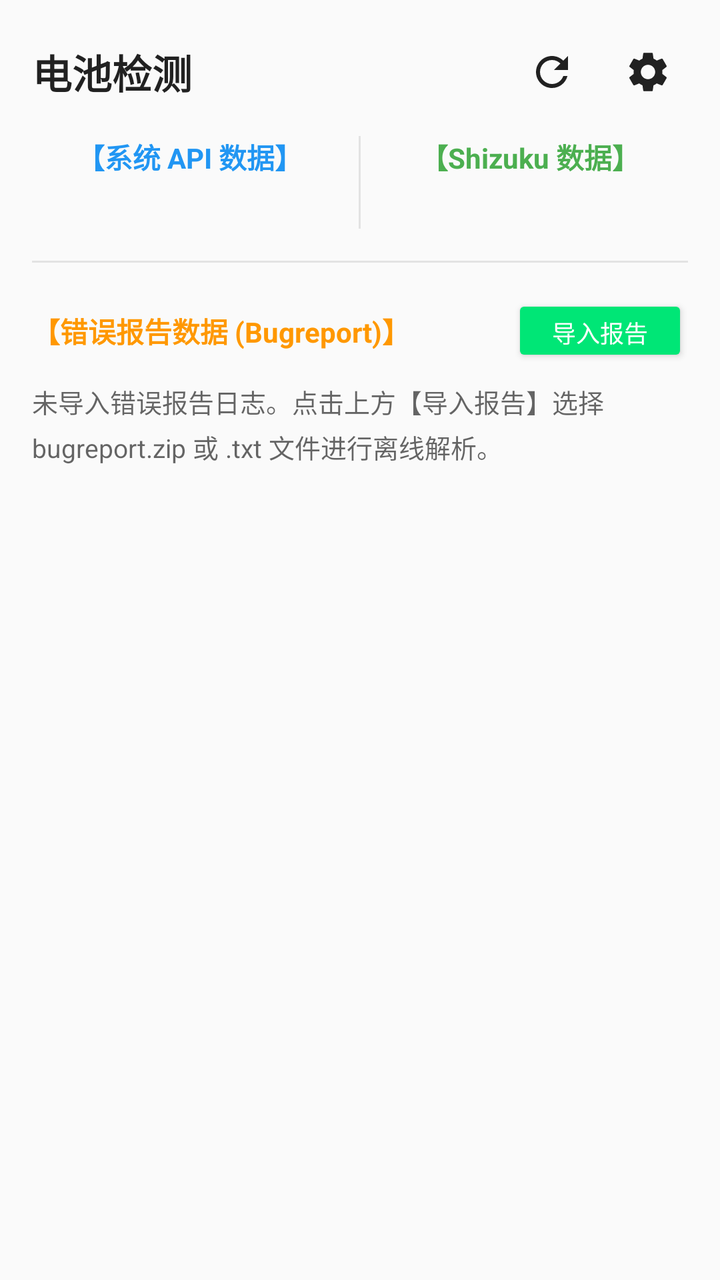
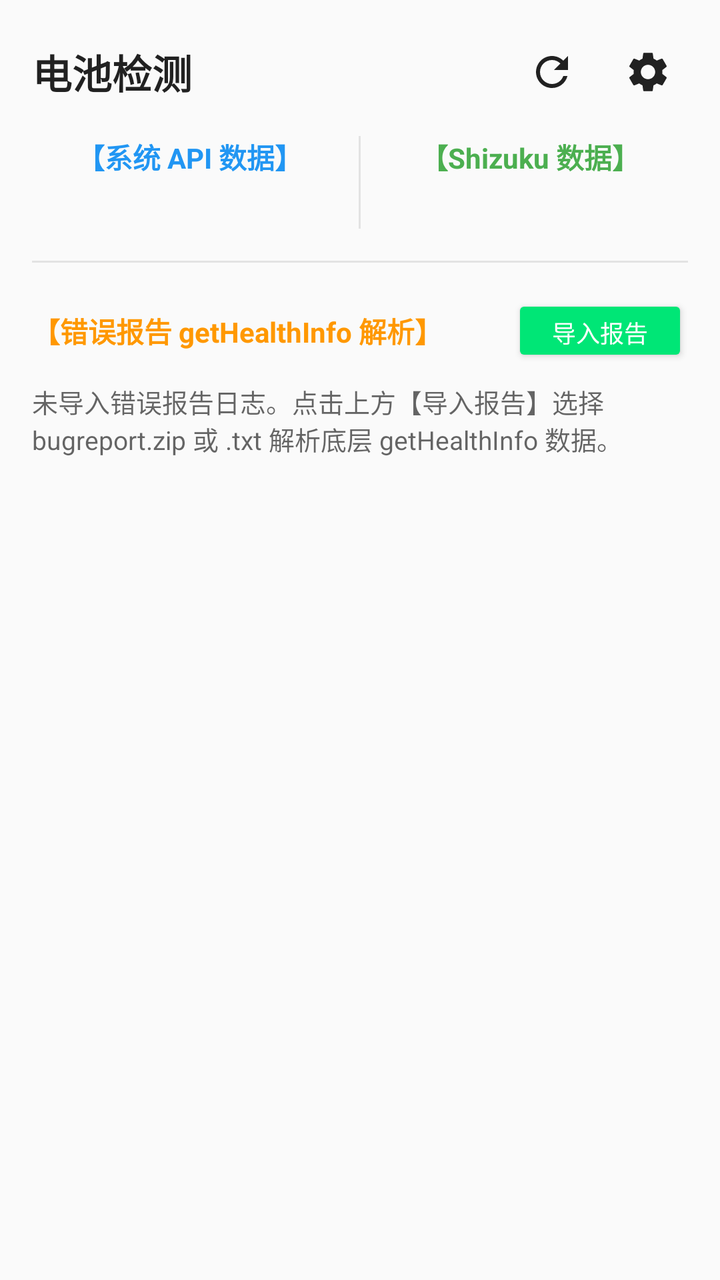

The first picture is an Android layout as it rendered before a commit; the second is the same layout after the commit. The layout source and the unified diff follow.
<!-- AndroidManifest.xml: application theme Theme.BatteryApp -->
<!-- res/layout/activity_main.xml -->
<?xml version="1.0" encoding="utf-8"?>
<androidx.drawerlayout.widget.DrawerLayout xmlns:android="http://schemas.android.com/apk/res/android"
    android:id="@+id/drawer_layout"
    android:layout_width="match_parent"
    android:layout_height="match_parent">

    
    <LinearLayout
        android:id="@+id/main_content"
        android:layout_width="match_parent"
        android:layout_height="match_parent"
        android:orientation="vertical"
        android:padding="16dp">

        
        <LinearLayout
            android:layout_width="match_parent"
            android:layout_height="wrap_content"
            android:layout_marginBottom="12dp"
            android:gravity="center_vertical"
            android:orientation="horizontal">

            <TextView
                android:layout_width="0dp"
                android:layout_height="wrap_content"
                android:layout_weight="1"
                android:text="@string/app_name"
                android:textColor="?android:attr/textColorPrimary"
                android:textSize="20sp"
                android:textStyle="bold" />

            
            <ImageButton
                android:id="@+id/btn_refresh"
                android:layout_width="40dp"
                android:layout_height="40dp"
                android:background="?android:attr/selectableItemBackgroundBorderless"
                android:contentDescription="刷新数据"
                android:padding="8dp"
                android:src="@drawable/ic_refresh" />

            <Space
                android:layout_width="8dp"
                android:layout_height="wrap_content" />

            
            <ImageButton
                android:id="@+id/btn_settings"
                android:layout_width="40dp"
                android:layout_height="40dp"
                android:background="?android:attr/selectableItemBackgroundBorderless"
                android:contentDescription="打开设置抽屉"
                android:padding="8dp"
                android:src="@drawable/ic_settings" />
        </LinearLayout>

        
        <ScrollView
            android:layout_width="match_parent"
            android:layout_height="match_parent"
            android:fillViewport="true">

            <LinearLayout
                android:layout_width="match_parent"
                android:layout_height="wrap_content"
                android:orientation="vertical">

                
                <LinearLayout
                    android:layout_width="match_parent"
                    android:layout_height="wrap_content"
                    android:orientation="horizontal">

                    
                    <LinearLayout
                        android:layout_width="0dp"
                        android:layout_height="wrap_content"
                        android:layout_weight="1"
                        android:orientation="vertical"
                        android:paddingEnd="6dp">

                        <TextView
                            android:layout_width="match_parent"
                            android:layout_height="wrap_content"
                            android:layout_marginBottom="8dp"
                            android:gravity="center"
                            android:text="【系统 API 数据】"
                            android:textColor="#2196F3"
                            android:textSize="14sp"
                            android:textStyle="bold" />

                        <TextView
                            android:id="@+id/tv_normal_info"
                            android:layout_width="match_parent"
                            android:layout_height="wrap_content"
                            android:lineSpacingExtra="4dp"
                            android:textColor="?android:attr/textColorPrimary"
                            android:textSize="13sp" />
                    </LinearLayout>

                    
                    <View
                        android:layout_width="1dp"
                        android:layout_height="match_parent"
                        android:background="#33888888" />

                    
                    <LinearLayout
                        android:layout_width="0dp"
                        android:layout_height="wrap_content"
                        android:layout_weight="1"
                        android:orientation="vertical"
                        android:paddingStart="6dp">

                        <TextView
                            android:layout_width="match_parent"
                            android:layout_height="wrap_content"
                            android:layout_marginBottom="8dp"
                            android:gravity="center"
                            android:text="【Shizuku 数据】"
                            android:textColor="#4CAF50"
                            android:textSize="14sp"
                            android:textStyle="bold" />

                        <TextView
                            android:id="@+id/tv_shizuku_info"
                            android:layout_width="match_parent"
                            android:layout_height="wrap_content"
                            android:lineSpacingExtra="4dp"
                            android:textColor="?android:attr/textColorPrimary"
                            android:textSize="13sp" />
                    </LinearLayout>

                </LinearLayout>

                
                <View
                    android:layout_width="match_parent"
                    android:layout_height="1dp"
                    android:layout_marginVertical="16dp"
                    android:background="#33888888" />

                
                <LinearLayout
                    android:layout_width="match_parent"
                    android:layout_height="wrap_content"
                    android:orientation="vertical"
                    android:paddingBottom="24dp">

                    <LinearLayout
                        android:layout_width="match_parent"
                        android:layout_height="wrap_content"
                        android:gravity="center_vertical"
                        android:layout_marginBottom="8dp"
                        android:orientation="horizontal">

                        <TextView
                            android:layout_width="0dp"
                            android:layout_height="wrap_content"
                            android:layout_weight="1"
                            android:text="【错误报告数据 (Bugreport)】"
                            android:textColor="#FF9800"
                            android:textSize="14sp"
                            android:textStyle="bold" />

                        
                        <Button
                            android:id="@+id/btn_import_bugreport"
                            style="@style/Widget.AppCompat.Button.Colored"
                            android:layout_width="wrap_content"
                            android:layout_height="36dp"
                            android:text="导入报告"
                            android:textSize="12sp" />
                    </LinearLayout>

                    <TextView
                        android:id="@+id/tv_bugreport_info"
                        android:layout_width="match_parent"
                        android:layout_height="wrap_content"
                        android:lineSpacingExtra="4dp"
                        android:text="未导入错误报告日志。点击上方【导入报告】选择 bugreport.zip 或 .txt 文件进行离线解析。"
                        android:textColor="?android:attr/textColorSecondary"
                        android:textSize="13sp" />
                </LinearLayout>

            </LinearLayout>
        </ScrollView>

    </LinearLayout>

    
    <ScrollView
        android:id="@+id/drawer_settings"
        android:layout_width="320dp"
        android:layout_height="match_parent"
        android:layout_gravity="end"
        android:background="?android:attr/colorBackground"
        android:clickable="true"
        android:elevation="16dp"
        android:focusable="true">

        <LinearLayout
            android:layout_width="match_parent"
            android:layout_height="wrap_content"
            android:orientation="vertical"
            android:padding="20dp">

            
            <LinearLayout
                android:layout_width="match_parent"
                android:layout_height="wrap_content"
                android:layout_marginBottom="16dp"
                android:gravity="center_vertical"
                android:orientation="horizontal">

                <TextView
                    android:layout_width="0dp"
                    android:layout_height="wrap_content"
                    android:layout_weight="1"
                    android:text="设置"
                    android:textColor="?android:attr/textColorPrimary"
                    android:textSize="20sp"
                    android:textStyle="bold" />

                <ImageButton
                    android:id="@+id/btn_close_drawer"
                    android:layout_width="36dp"
                    android:layout_height="36dp"
                    android:background="?android:attr/selectableItemBackgroundBorderless"
                    android:contentDescription="关闭抽屉"
                    android:padding="6dp"
                    android:src="@drawable/ic_close" />
            </LinearLayout>

            
            <TextView
                android:layout_width="match_parent"
                android:layout_height="wrap_content"
                android:layout_marginTop="8dp"
                android:layout_marginBottom="8dp"
                android:text="主题与深色模式"
                android:textColor="?attr/colorPrimary"
                android:textSize="14sp"
                android:textStyle="bold" />

            <RadioGroup
                android:id="@+id/rg_theme_mode"
                android:layout_width="match_parent"
                android:layout_height="wrap_content"
                android:orientation="vertical">

                <RadioButton
                    android:id="@+id/rb_theme_system"
                    android:layout_width="match_parent"
                    android:layout_height="wrap_content"
                    android:text="跟随系统主题"
                    android:textSize="14sp" />

                <RadioButton
                    android:id="@+id/rb_theme_light"
                    android:layout_width="match_parent"
                    android:layout_height="wrap_content"
                    android:text="浅色模式"
                    android:textSize="14sp" />

                <RadioButton
                    android:id="@+id/rb_theme_dark"
                    android:layout_width="match_parent"
                    android:layout_height="wrap_content"
                    android:text="深色模式 (AMOLED 纯黑)"
                    android:textSize="14sp" />
            </RadioGroup>

            <View
                android:layout_width="match_parent"
                android:layout_height="1dp"
                android:layout_marginVertical="16dp"
                android:background="#33888888" />

            
            <TextView
                android:layout_width="match_parent"
                android:layout_height="wrap_content"
                android:layout_marginBottom="8dp"
                android:text="实时刷新设置"
                android:textColor="?attr/colorPrimary"
                android:textSize="14sp"
                android:textStyle="bold" />

            <LinearLayout
                android:layout_width="match_parent"
                android:layout_height="wrap_content"
                android:gravity="center_vertical"
                android:orientation="horizontal">

                <TextView
                    android:layout_width="0dp"
                    android:layout_height="wrap_content"
                    android:layout_weight="1"
                    android:text="开启实时自动刷新"
                    android:textColor="?android:attr/textColorPrimary"
                    android:textSize="15sp" />

                <androidx.appcompat.widget.SwitchCompat
                    android:id="@+id/switch_auto_refresh_drawer"
                    android:layout_width="wrap_content"
                    android:layout_height="wrap_content" />
            </LinearLayout>

            <LinearLayout
                android:id="@+id/layout_interval_setting_drawer"
                android:layout_width="match_parent"
                android:layout_height="wrap_content"
                android:layout_marginTop="8dp"
                android:background="?android:attr/selectableItemBackground"
                android:clickable="true"
                android:focusable="true"
                android:gravity="center_vertical"
                android:orientation="horizontal"
                android:paddingVertical="8dp">

                <TextView
                    android:layout_width="0dp"
                    android:layout_height="wrap_content"
                    android:layout_weight="1"
                    android:text="刷新时间间隔"
                    android:textColor="?android:attr/textColorPrimary"
                    android:textSize="15sp" />

                <TextView
                    android:id="@+id/tv_current_interval_drawer"
                    android:layout_width="wrap_content"
                    android:layout_height="wrap_content"
                    android:text="2 秒"
                    android:textColor="?attr/colorPrimary"
                    android:textSize="14sp" />
            </LinearLayout>

            <View
                android:layout_width="match_parent"
                android:layout_height="1dp"
                android:layout_marginVertical="16dp"
                android:background="#33888888" />

            
            <TextView
                android:layout_width="match_parent"
                android:layout_height="wrap_content"
                android:layout_marginBottom="8dp"
                android:text="Shizuku 权限与连接"
                android:textColor="?attr/colorPrimary"
                android:textSize="14sp"
                android:textStyle="bold" />

            <LinearLayout
                android:layout_width="match_parent"
                android:layout_height="wrap_content"
                android:gravity="center_vertical"
                android:orientation="horizontal">

                <TextView
                    android:id="@+id/tv_shizuku_status_drawer"
                    android:layout_width="0dp"
                    android:layout_height="wrap_content"
                    android:layout_weight="1"
                    android:text="Shizuku: 检查中..."
                    android:textSize="14sp" />

                <Button
                    android:id="@+id/btn_auth_shizuku_drawer"
                    style="@style/Widget.AppCompat.Button.Colored"
                    android:layout_width="wrap_content"
                    android:layout_height="wrap_content"
                    android:text="请求授权"
                    android:textSize="13sp" />
            </LinearLayout>

        </LinearLayout>
    </ScrollView>

</androidx.drawerlayout.widget.DrawerLayout>
<!-- resources referenced by this layout -->
<resources>
  <!-- drawable ic_close (drawable) -->
  <vector xmlns:android="http://schemas.android.com/apk/res/android"
      android:width="24dp"
      android:height="24dp"
      android:viewportWidth="24"
      android:viewportHeight="24"
      android:tint="?android:attr/textColorPrimary">
      <path
          android:fillColor="@android:color/white"
          android:pathData="M19,6.41L17.59,5 12,10.59 6.41,5 5,6.41 10.59,12 5,17.59 6.41,19 12,13.41 17.59,19 19,17.59 13.41,12z"/>
  </vector>
  <!-- drawable ic_refresh (drawable) -->
  <vector xmlns:android="http://schemas.android.com/apk/res/android"
      android:width="24dp"
      android:height="24dp"
      android:viewportWidth="24"
      android:viewportHeight="24"
      android:tint="?android:attr/textColorPrimary">
      <path
          android:fillColor="@android:color/white"
          android:pathData="M17.65,6.35C16.2,4.9 14.21,4 12,4c-4.42,0 -7.99,3.58 -7.99,8s3.57,8 7.99,8c3.73,0 6.84,-2.55 7.73,-6h-2.08c-0.82,2.33 -3.04,4 -5.65,4 -3.31,0 -6,-2.69 -6,-6s2.69,-6 6,-6c1.66,0 3.14,0.69 4.22,1.78L13,11h7V4l-2.35,2.35z"/>
  </vector>
  <!-- drawable ic_settings (drawable) -->
  <vector xmlns:android="http://schemas.android.com/apk/res/android"
      android:width="24dp"
      android:height="24dp"
      android:viewportWidth="24"
      android:viewportHeight="24"
      android:tint="?android:attr/textColorPrimary">
      <path
          android:fillColor="@android:color/white"
          android:pathData="M19.14,12.94c0.04,-0.3 0.06,-0.61 0.06,-0.94c0,-0.32 -0.02,-0.64 -0.07,-0.94l2.03,-1.58c0.18,-0.14 0.23,-0.41 0.12,-0.61l-1.92,-3.32c-0.12,-0.22 -0.37,-0.29 -0.59,-0.22l-2.39,0.96c-0.5,-0.38 -1.03,-0.7 -1.62,-0.94L14.4,2.81c-0.04,-0.24 -0.24,-0.41 -0.48,-0.41h-3.84c-0.24,0 -0.43,0.17 -0.47,0.41L9.25,5.35C8.66,5.59 8.12,5.92 7.63,6.29L5.24,5.33c-0.22,-0.08 -0.47,0 -0.59,0.22L2.74,8.87c-0.12,0.21 -0.08,0.47 0.12,0.61l2.03,1.58c-0.05,0.3 -0.09,0.63 -0.09,0.94s0.02,0.64 0.07,0.94l-2.03,1.58c-0.18,0.14 -0.23,0.41 -0.12,0.61l1.92,3.32c0.12,0.22 0.37,0.29 0.59,0.22l2.39,-0.96c0.5,0.38 1.03,0.7 1.62,0.94l0.36,2.54c0.05,0.24 0.24,0.41 0.48,0.41h3.84c0.24,0 0.44,-0.17 0.47,-0.41l0.36,-2.54c0.59,-0.24 1.13,-0.56 1.62,-0.94l2.39,0.96c0.22,0.08 0.47,0 0.59,-0.22l1.92,-3.32c0.12,-0.22 0.07,-0.47 -0.12,-0.61L19.14,12.94zM12,15.6c-1.98,0 -3.6,-1.62 -3.6,-3.6s1.62,-3.6 3.6,-3.6s3.6,1.62 3.6,3.6S13.98,15.6 12,15.6z"/>
  </vector>
  <string name="app_name">电池检测</string>
  <style name="Theme.BatteryApp" parent="Theme.AppCompat.DayNight.NoActionBar">
          <item name="colorPrimary">#1976D2</item>
          <item name="colorPrimaryDark">#0D47A1</item>
          <item name="colorAccent">#00E676</item>
          <item name="android:statusBarColor">@android:color/transparent</item>
          <item name="android:navigationBarColor">@android:color/transparent</item>
          <item name="android:windowDrawsSystemBarBackgrounds">true</item>
      </style>
</resources>

<!-- the commit's change to res/layout/activity_main.xml (unified diff, before → after) -->
@@ -158,7 +158,7 @@
                             android:layout_width="0dp"
                             android:layout_height="wrap_content"
                             android:layout_weight="1"
-                            android:text="【错误报告数据 (Bugreport)】"
+                            android:text="【错误报告 getHealthInfo 解析】"
                             android:textColor="#FF9800"
                             android:textSize="14sp"
                             android:textStyle="bold" />
@@ -174,13 +174,29 @@
                     </LinearLayout>
 
                     <TextView
-                        android:id="@+id/tv_bugreport_info"
+                        android:id="@+id/tv_bugreport_status"
                         android:layout_width="match_parent"
                         android:layout_height="wrap_content"
-                        android:lineSpacingExtra="4dp"
-                        android:text="未导入错误报告日志。点击上方【导入报告】选择 bugreport.zip 或 .txt 文件进行离线解析。"
+                        android:layout_marginBottom="8dp"
+                        android:text="未导入错误报告日志。点击上方【导入报告】选择 bugreport.zip 或 .txt 解析底层 getHealthInfo 数据。"
                         android:textColor="?android:attr/textColorSecondary"
                         android:textSize="13sp" />
+
+                    
+                    <HorizontalScrollView
+                        android:id="@+id/scroll_health_table"
+                        android:layout_width="match_parent"
+                        android:layout_height="wrap_content"
+                        android:visibility="gone">
+
+                        <TableLayout
+                            android:id="@+id/table_health_info"
+                            android:layout_width="wrap_content"
+                            android:layout_height="wrap_content"
+                            android:paddingVertical="4dp">
+                            
+                        </TableLayout>
+                    </HorizontalScrollView>
                 </LinearLayout>
 
             </LinearLayout>
